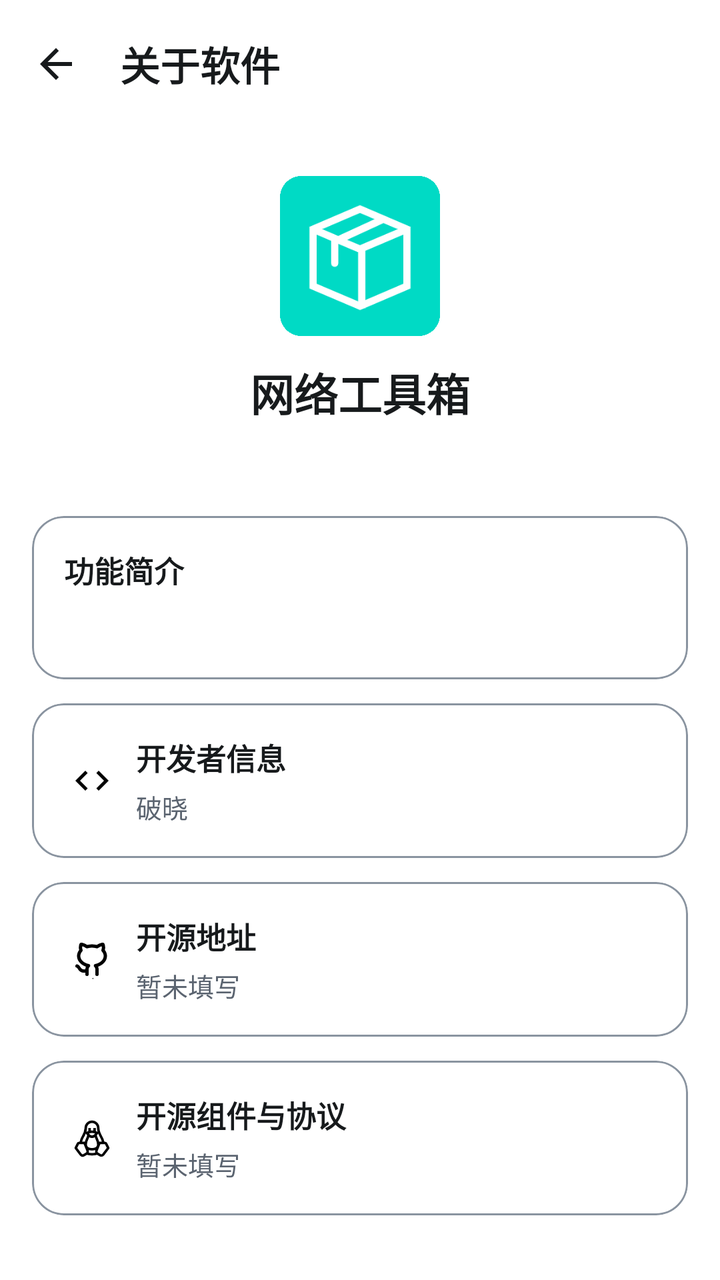
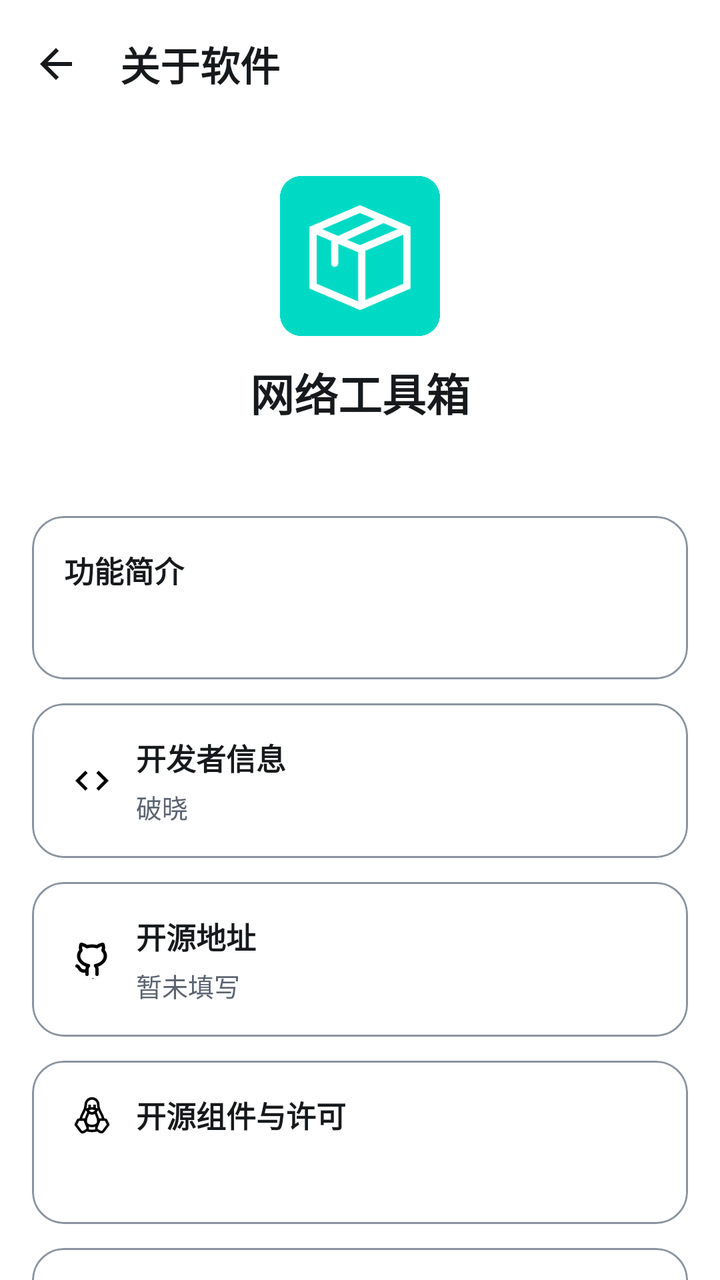

Two renders of the same Android screen: before a commit and after it. Below are the layout's source before the change and the commit's diff.
<!-- AndroidManifest.xml: application theme Theme.NetworkTool -->
<!-- res/layout/activity_about.xml -->
<?xml version="1.0" encoding="utf-8"?>
<LinearLayout xmlns:android="http://schemas.android.com/apk/res/android"
    xmlns:app="http://schemas.android.com/apk/res-auto"
    android:layout_width="match_parent"
    android:layout_height="match_parent"
    android:orientation="vertical"
    android:fitsSystemWindows="true"
    android:background="?attr/colorSurface">

    <com.google.android.material.appbar.MaterialToolbar
        android:id="@+id/toolbar"
        android:layout_width="match_parent"
        android:layout_height="wrap_content"
        android:elevation="0dp"
        app:title="关于软件"
        app:titleTextColor="?attr/colorOnSurface"
        app:navigationIconTint="?attr/colorOnSurface"
        app:navigationIcon="@drawable/ic_arrow_back" />

    <androidx.core.widget.NestedScrollView
        android:layout_width="match_parent"
        android:layout_height="0dp"
        android:layout_weight="1"
        android:clipToPadding="false"
        android:paddingTop="24dp"
        android:paddingBottom="16dp"
        android:paddingStart="16dp"
        android:paddingEnd="16dp">

        <LinearLayout
            android:layout_width="match_parent"
            android:layout_height="wrap_content"
            android:orientation="vertical">

            
            <LinearLayout
                android:layout_width="match_parent"
                android:layout_height="wrap_content"
                android:orientation="vertical"
                android:gravity="center"
                android:layout_marginBottom="24dp">

                <ImageView
                    android:layout_width="80dp"
                    android:layout_height="80dp"
                    android:src="@drawable/icon"
                    android:layout_marginBottom="12dp"
                    android:contentDescription="@null" />

                <TextView
                    android:layout_width="wrap_content"
                    android:layout_height="wrap_content"
                    android:text="网络工具箱"
                    android:textSize="22sp"
                    android:textStyle="bold"
                    android:textColor="?attr/colorOnSurface" />

                <TextView
                    android:id="@+id/appVersionText"
                    android:layout_width="wrap_content"
                    android:layout_height="wrap_content"
                    android:layout_marginTop="4dp"
                    android:textSize="13sp"
                    android:textColor="?attr/colorOnSurfaceVariant" />

            </LinearLayout>

            
            <com.google.android.material.card.MaterialCardView
                android:layout_width="match_parent"
                android:layout_height="wrap_content"
                android:layout_marginBottom="12dp"
                app:cardCornerRadius="@dimen/card_corner"
                app:cardElevation="0dp"
                app:strokeWidth="1dp"
                app:strokeColor="?attr/colorOutline">

                <LinearLayout
                    android:layout_width="match_parent"
                    android:layout_height="wrap_content"
                    android:orientation="vertical"
                    android:padding="16dp">

                    <TextView
                        android:layout_width="match_parent"
                        android:layout_height="wrap_content"
                        android:text="功能简介"
                        android:textSize="15sp"
                        android:textStyle="bold"
                        android:textColor="?attr/colorOnSurface" />

                    <TextView
                        android:id="@+id/descriptionText"
                        android:layout_width="match_parent"
                        android:layout_height="wrap_content"
                        android:layout_marginTop="10dp"
                        android:textSize="13sp"
                        android:textColor="?attr/colorOnSurfaceVariant"
                        android:lineSpacingExtra="4dp" />

                </LinearLayout>

            </com.google.android.material.card.MaterialCardView>

            
            <com.google.android.material.card.MaterialCardView
                android:layout_width="match_parent"
                android:layout_height="wrap_content"
                android:layout_marginBottom="12dp"
                app:cardCornerRadius="@dimen/card_corner"
                app:cardElevation="0dp"
                app:strokeWidth="1dp"
                app:strokeColor="?attr/colorOutline">

                <LinearLayout
                    android:layout_width="match_parent"
                    android:layout_height="wrap_content"
                    android:orientation="horizontal"
                    android:padding="16dp"
                    android:gravity="center_vertical">

                    <ImageView
                        android:layout_width="20dp"
                        android:layout_height="20dp"
                        android:src="@drawable/ic_developer"
                        android:layout_marginEnd="12dp"
                        android:layout_marginStart="4dp"
                        android:contentDescription="@null" />

                    <LinearLayout
                        android:layout_width="0dp"
                        android:layout_height="wrap_content"
                        android:layout_weight="1"
                        android:orientation="vertical">

                        <TextView
                            android:layout_width="match_parent"
                            android:layout_height="wrap_content"
                            android:text="开发者信息"
                            android:textSize="15sp"
                            android:textStyle="bold"
                            android:textColor="?attr/colorOnSurface" />

                        <TextView
                            android:id="@+id/developerInfoText"
                            android:layout_width="match_parent"
                            android:layout_height="wrap_content"
                            android:layout_marginTop="4dp"
                            android:textSize="13sp"
                            android:textColor="?attr/colorOnSurfaceVariant"
                            android:text="破晓" />

                    </LinearLayout>

                </LinearLayout>

            </com.google.android.material.card.MaterialCardView>

            
            <com.google.android.material.card.MaterialCardView
                android:layout_width="match_parent"
                android:layout_height="wrap_content"
                android:layout_marginBottom="12dp"
                app:cardCornerRadius="@dimen/card_corner"
                app:cardElevation="0dp"
                app:strokeWidth="1dp"
                app:strokeColor="?attr/colorOutline">

                <LinearLayout
                    android:layout_width="match_parent"
                    android:layout_height="wrap_content"
                    android:orientation="horizontal"
                    android:padding="16dp"
                    android:gravity="center_vertical">

                    <ImageView
                        android:layout_width="20dp"
                        android:layout_height="20dp"
                        android:src="@drawable/ic_opensource"
                        android:layout_marginEnd="12dp"
                        android:layout_marginStart="4dp"
                        android:contentDescription="@null" />

                    <LinearLayout
                        android:layout_width="0dp"
                        android:layout_height="wrap_content"
                        android:layout_weight="1"
                        android:orientation="vertical">

                        <TextView
                            android:layout_width="match_parent"
                            android:layout_height="wrap_content"
                            android:text="开源地址"
                            android:textSize="15sp"
                            android:textStyle="bold"
                            android:textColor="?attr/colorOnSurface" />

                        <TextView
                            android:id="@+id/openSourceUrlText"
                            android:layout_width="match_parent"
                            android:layout_height="wrap_content"
                            android:layout_marginTop="4dp"
                            android:textSize="13sp"
                            android:textColor="?attr/colorOnSurfaceVariant"
                            android:text="暂未填写" />

                    </LinearLayout>

                </LinearLayout>

            </com.google.android.material.card.MaterialCardView>

            
            <com.google.android.material.card.MaterialCardView
                android:layout_width="match_parent"
                android:layout_height="wrap_content"
                android:layout_marginBottom="12dp"
                app:cardCornerRadius="@dimen/card_corner"
                app:cardElevation="0dp"
                app:strokeWidth="1dp"
                app:strokeColor="?attr/colorOutline">

                <LinearLayout
                    android:layout_width="match_parent"
                    android:layout_height="wrap_content"
                    android:orientation="horizontal"
                    android:padding="16dp"
                    android:gravity="center_vertical">

                    <ImageView
                        android:layout_width="20dp"
                        android:layout_height="20dp"
                        android:src="@drawable/ic_open_source_tools"
                        android:layout_marginEnd="12dp"
                        android:layout_marginStart="4dp"
                        android:contentDescription="@null" />

                    <LinearLayout
                        android:layout_width="0dp"
                        android:layout_height="wrap_content"
                        android:layout_weight="1"
                        android:orientation="vertical">

                        <TextView
                            android:layout_width="match_parent"
                            android:layout_height="wrap_content"
                            android:text="开源组件与协议"
                            android:textSize="15sp"
                            android:textStyle="bold"
                            android:textColor="?attr/colorOnSurface" />

                        <TextView
                            android:id="@+id/openSourceToolsText"
                            android:layout_width="match_parent"
                            android:layout_height="wrap_content"
                            android:layout_marginTop="4dp"
                            android:textSize="13sp"
                            android:textColor="?attr/colorOnSurfaceVariant"
                            android:text="暂未填写" />

                    </LinearLayout>

                </LinearLayout>

            </com.google.android.material.card.MaterialCardView>

            
            <com.google.android.material.card.MaterialCardView
                android:layout_width="match_parent"
                android:layout_height="wrap_content"
                android:layout_marginBottom="12dp"
                app:cardCornerRadius="@dimen/card_corner"
                app:cardElevation="0dp"
                app:strokeWidth="0dp">

                <LinearLayout
                    android:layout_width="match_parent"
                    android:layout_height="wrap_content"
                    android:gravity="center_vertical"
                    android:orientation="horizontal"
                    android:padding="16dp">

                    <ImageView
                        android:layout_width="20dp"
                        android:layout_height="20dp"
                        android:layout_marginStart="4dp"
                        android:layout_marginEnd="12dp"
                        android:contentDescription="@null"
                        android:src="@drawable/ic_privacy"
                        app:tint="?attr/colorAccent" />

                    <LinearLayout
                        android:layout_width="0dp"
                        android:layout_height="wrap_content"
                        android:layout_weight="1"
                        android:orientation="vertical">

                        <TextView
                            android:layout_width="match_parent"
                            android:layout_height="wrap_content"
                            android:text="隐私说明"
                            android:textColor="?attr/colorOnSurface"
                            android:textSize="15sp"
                            android:textStyle="bold" />

                        <TextView
                            android:layout_width="match_parent"
                            android:layout_height="wrap_content"
                            android:layout_marginTop="4dp"
                            android:text="WiFi 数据、设备信息和聊天记录仅保存在本机，不上传服务器；应用不包含广告和统计 SDK。"
                            android:textColor="?attr/colorOnSurfaceVariant"
                            android:textSize="13sp" />

                    </LinearLayout>

                </LinearLayout>

            </com.google.android.material.card.MaterialCardView>

            
            <com.google.android.material.card.MaterialCardView
                android:layout_width="match_parent"
                android:layout_height="wrap_content"
                android:layout_marginBottom="12dp"
                app:cardCornerRadius="@dimen/card_corner"
                app:cardElevation="0dp"
                app:strokeWidth="1dp"
                app:strokeColor="?attr/colorOutline">

                <LinearLayout
                    android:layout_width="match_parent"
                    android:layout_height="wrap_content"
                    android:orientation="horizontal"
                    android:padding="16dp"
                    android:gravity="center_vertical">

                    <ImageView
                        android:layout_width="20dp"
                        android:layout_height="20dp"
                        android:src="@drawable/ic_appreciate"
                        android:layout_marginEnd="12dp"
                        android:layout_marginStart="4dp"
                        android:contentDescription="@null" />

                    <LinearLayout
                        android:layout_width="0dp"
                        android:layout_height="wrap_content"
                        android:layout_weight="1"
                        android:orientation="vertical">

                        <TextView
                            android:layout_width="match_parent"
                            android:layout_height="wrap_content"
                            android:text="赞赏名单"
                            android:textSize="15sp"
                            android:textStyle="bold"
                            android:textColor="?attr/colorOnSurface" />

                        <TextView
                            android:id="@+id/sponsorListText"
                            android:layout_width="match_parent"
                            android:layout_height="wrap_content"
                            android:layout_marginTop="4dp"
                            android:textSize="13sp"
                            android:textColor="?attr/colorOnSurfaceVariant"
                            android:text="暂未填写" />

                    </LinearLayout>

                </LinearLayout>

            </com.google.android.material.card.MaterialCardView>

            
            <com.google.android.material.card.MaterialCardView
                android:layout_width="match_parent"
                android:layout_height="wrap_content"
                android:layout_marginTop="8dp"
                app:cardCornerRadius="@dimen/card_corner"
                app:cardElevation="0dp"
                app:strokeWidth="1dp"
                app:strokeColor="?attr/colorError">

                <LinearLayout
                    android:layout_width="match_parent"
                    android:layout_height="wrap_content"
                    android:orientation="horizontal"
                    android:padding="16dp"
                    android:gravity="center_vertical"
                    android:clickable="true"
                    android:focusable="true"
                    android:id="@+id/resetDataButton">

                    <TextView
                        android:layout_width="0dp"
                        android:layout_height="wrap_content"
                        android:layout_weight="1"
                        android:text="重置数据"
                        android:textSize="15sp"
                        android:textColor="?attr/colorError" />

                    <ImageView
                        android:layout_width="18dp"
                        android:layout_height="18dp"
                        android:src="@drawable/ic_arrow_forward"
                        android:tint="?attr/colorError"
                        android:contentDescription="@null" />

                </LinearLayout>

            </com.google.android.material.card.MaterialCardView>

            
            <TextView
                android:layout_width="match_parent"
                android:layout_height="wrap_content"
                android:layout_marginTop="24dp"
                android:layout_marginBottom="8dp"
                android:text="Apache License 2.0 · 开源协议"
                android:textSize="12sp"
                android:textColor="?attr/colorOnSurfaceVariant"
                android:gravity="center" />

        </LinearLayout>

    </androidx.core.widget.NestedScrollView>

</LinearLayout>
<!-- resources referenced by this layout -->
<resources>
  <dimen name="card_corner">16dp</dimen>
  <!-- drawable ic_arrow_back (drawable) -->
  <vector xmlns:android="http://schemas.android.com/apk/res/android"
      android:width="24dp"
      android:height="24dp"
      android:viewportWidth="24"
      android:viewportHeight="24"
      android:tint="?attr/colorOnSurface">
      <path
          android:fillColor="@android:color/white"
          android:pathData="M20,11H7.83l5.59,-5.59L12,4l-8,8 8,8 1.41,-1.41L7.83,13H20v-2z"/>
  </vector>
  <!-- drawable ic_arrow_forward (drawable) -->
  <?xml version="1.0" encoding="utf-8"?>
  <vector xmlns:android="http://schemas.android.com/apk/res/android"
      android:width="24dp"
      android:height="24dp"
      android:viewportWidth="24"
      android:viewportHeight="24">
      <path
          android:fillColor="#000000"
          android:pathData="M8.59,16.59L13.17,12 8.59,7.41 10,6l6,6 -6,6z" />
  </vector>
  <!-- drawable ic_developer (drawable) -->
  <?xml version="1.0" encoding="utf-8"?>
  <vector xmlns:android="http://schemas.android.com/apk/res/android"
      android:width="24dp"
      android:height="24dp"
      android:viewportWidth="24"
      android:viewportHeight="24">
      <path
          android:pathData="M9.4 16.6L4.8 12l4.6-4.6L8 6l-6 6l6 6zM14.6 16.6l4.6-4.6l-4.6-4.6L16 6l6 6l-6 6z"
          android:fillColor="#FF000000" />
  </vector>
  <!-- drawable ic_privacy (drawable) -->
  <?xml version="1.0" encoding="utf-8"?>
  <vector xmlns:android="http://schemas.android.com/apk/res/android"
      android:width="24dp"
      android:height="24dp"
      android:viewportWidth="24"
      android:viewportHeight="24">
      <path
          android:fillColor="#000000"
          android:pathData="M12,1L3,5v6c0,5.55 3.84,10.74 9,12 5.16,-1.26 9,-6.45 9,-12V5L12,1zM12,11.99h7c-0.53,4.12 -3.28,7.79 -7,8.94V12H5V6.3l7,-3.11V11.99z" />
  </vector>
  <color name="colorPrimary">#00DAC5</color>
  <color name="colorPrimaryDark">#00B5A1</color>
  <color name="colorAccent">#00DAC5</color>
  <color name="colorOnPrimary">#00201C</color>
  <color name="colorPrimaryContainer">#B8FFF7</color>
  <color name="colorOnPrimaryContainer">#00201C</color>
  <color name="colorBackground">#F6F8FA</color>
  <color name="colorSurface">#FFFFFF</color>
  <color name="colorOnSurface">#171A1C</color>
  <color name="colorOnBackground">#171A1C</color>
  <color name="colorSurfaceContainer">#EEF2F5</color>
  <color name="textSecondary">#5B6470</color>
  <color name="colorOutline">#8A94A0</color>
  <color name="colorOutlineVariant">#D8DEE5</color>
  <color name="textPrimary">#171A1C</color>
  <style name="Widget.NetworkTool.Toolbar" parent="Widget.Material3.Toolbar">
          <item name="android:background">@android:color/transparent</item>
          <item name="android:elevation">0dp</item>
          <item name="titleTextColor">?attr/colorOnSurface</item>
          <item name="titleTextAppearance">@style/TextAppearance.NetworkTool.ToolbarTitle</item>
          <item name="subtitleTextColor">?attr/colorOnSurfaceVariant</item>
          <item name="navigationIconTint">?attr/colorOnSurface</item>
      </style>
  <style name="Widget.NetworkTool.Button" parent="Widget.Material3.Button">
          <item name="android:elevation">0dp</item>
          <item name="android:stateListAnimator">@null</item>
      </style>
  <style name="TextAppearance.NetworkTool.ToolbarTitle" parent="TextAppearance.Material3.TitleLarge">
          <item name="android:textSize">20sp</item>
          <item name="android:textStyle">bold</item>
          <item name="android:textColor">?attr/colorOnSurface</item>
      </style>
  <!-- unchanged entries left out for length: 5 -->
</resources>

<!-- the commit's change to res/layout/activity_about.xml (unified diff, before → after) -->
@@ -223,55 +223,55 @@
                 <LinearLayout
                     android:layout_width="match_parent"
                     android:layout_height="wrap_content"
-                    android:orientation="horizontal"
-                    android:padding="16dp"
-                    android:gravity="center_vertical">
-
-                    <ImageView
-                        android:layout_width="20dp"
-                        android:layout_height="20dp"
-                        android:src="@drawable/ic_open_source_tools"
-                        android:layout_marginEnd="12dp"
-                        android:layout_marginStart="4dp"
-                        android:contentDescription="@null" />
+                    android:orientation="vertical"
+                    android:padding="16dp">
 
                     <LinearLayout
-                        android:layout_width="0dp"
-                        android:layout_height="wrap_content"
-                        android:layout_weight="1"
-                        android:orientation="vertical">
-
-                        <TextView
-                            android:layout_width="match_parent"
-                            android:layout_height="wrap_content"
-                            android:text="开源组件与协议"
+                        android:layout_width="match_parent"
+                        android:layout_height="wrap_content"
+                        android:gravity="center_vertical"
+                        android:orientation="horizontal">
+
+                        <ImageView
+                            android:layout_width="20dp"
+                            android:layout_height="20dp"
+                            android:layout_marginStart="4dp"
+                            android:layout_marginEnd="12dp"
+                            android:contentDescription="@null"
+                            android:src="@drawable/ic_open_source_tools" />
+
+                        <TextView
+                            android:layout_width="0dp"
+                            android:layout_height="wrap_content"
+                            android:layout_weight="1"
+                            android:text="开源组件与许可"
+                            android:textColor="?attr/colorOnSurface"
                             android:textSize="15sp"
-                            android:textStyle="bold"
-                            android:textColor="?attr/colorOnSurface" />
-
-                        <TextView
-                            android:id="@+id/openSourceToolsText"
-                            android:layout_width="match_parent"
-                            android:layout_height="wrap_content"
-                            android:layout_marginTop="4dp"
-                            android:textSize="13sp"
-                            android:textColor="?attr/colorOnSurfaceVariant"
-                            android:text="暂未填写" />
-
+                            android:textStyle="bold" />
                     </LinearLayout>
 
-                </LinearLayout>
-
-            </com.google.android.material.card.MaterialCardView>
-
-            
-            <com.google.android.material.card.MaterialCardView
-                android:layout_width="match_parent"
-                android:layout_height="wrap_content"
-                android:layout_marginBottom="12dp"
-                app:cardCornerRadius="@dimen/card_corner"
-                app:cardElevation="0dp"
-                app:strokeWidth="0dp">
+                    <TextView
+                        android:id="@+id/openSourceToolsText"
+                        android:layout_width="match_parent"
+                        android:layout_height="wrap_content"
+                        android:layout_marginTop="10dp"
+                        android:lineSpacingExtra="4dp"
+                        android:textColor="?attr/colorOnSurfaceVariant"
+                        android:textSize="13sp" />
+
+                </LinearLayout>
+
+            </com.google.android.material.card.MaterialCardView>
+
+            
+            <com.google.android.material.card.MaterialCardView
+                android:layout_width="match_parent"
+                android:layout_height="wrap_content"
+                android:layout_marginBottom="12dp"
+                app:cardCornerRadius="@dimen/card_corner"
+                app:cardElevation="0dp"
+                app:strokeWidth="1dp"
+                app:strokeColor="?attr/colorOutline">
 
                 <LinearLayout
                     android:layout_width="match_parent"
